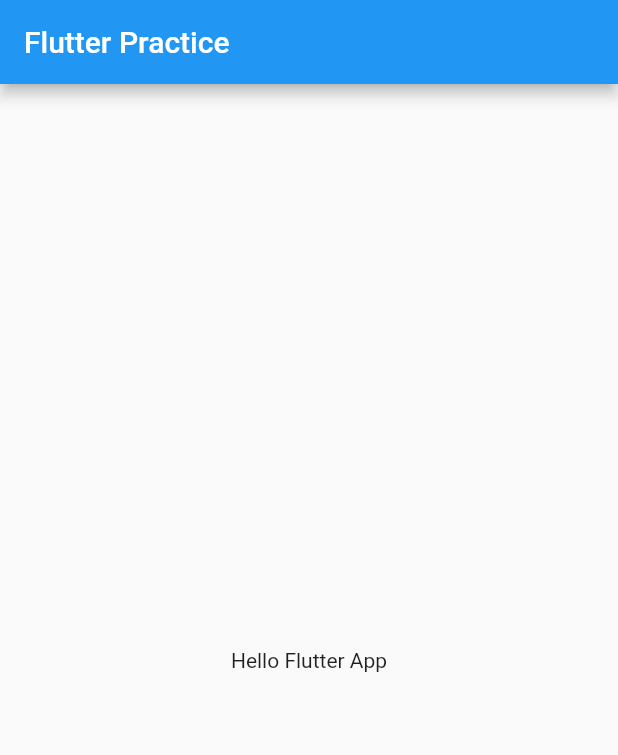
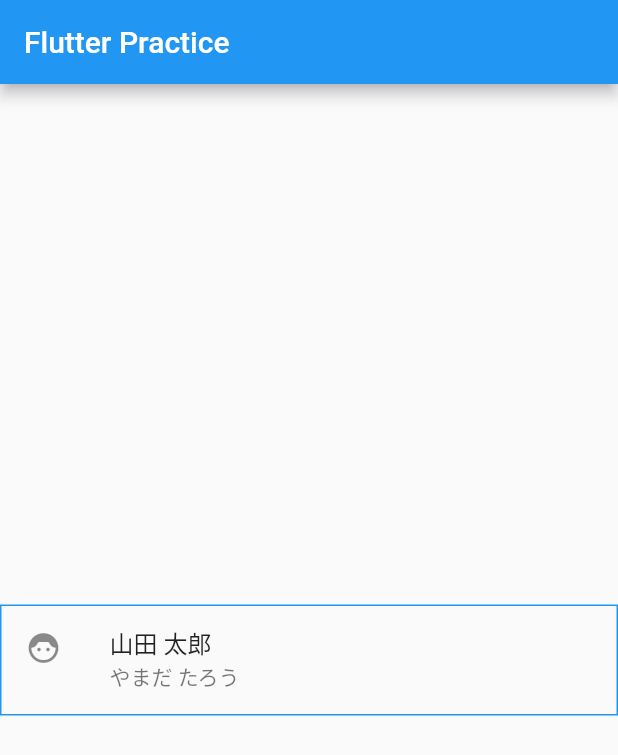
Before and after one commit to tungsten-bkc/practice_flutter, a Flutter app: the screen it shows after launch, on a phone screen of 412 x 824 dp. Shown: the top 755 px of the screen. Run offline on Flutter 3.47's test engine with Material 2 defaults, Android fonts, the phone set to English and light mode, and no system bars.

Commit message:
feature2

```diff
--- a/practice_flutter/lib/main.dart
+++ b/practice_flutter/lib/main.dart
@@ -14,7 +14,16 @@ class MyApp extends StatelessWidget {
           title: const Text('Flutter Practice'),
         ),
         body: const Center(
-          child: Text("Hello Flutter App"),
+          child: ListTile(
+            title: Text("山田 太郎"),
+            subtitle: Text("やまだ たろう"),
+            leading: Icon(Icons.face_6),
+            shape: RoundedRectangleBorder(
+              side: BorderSide(
+                color: Colors.blue,
+              ),
+            ),
+          ),
         ),
       ),
     );
```
